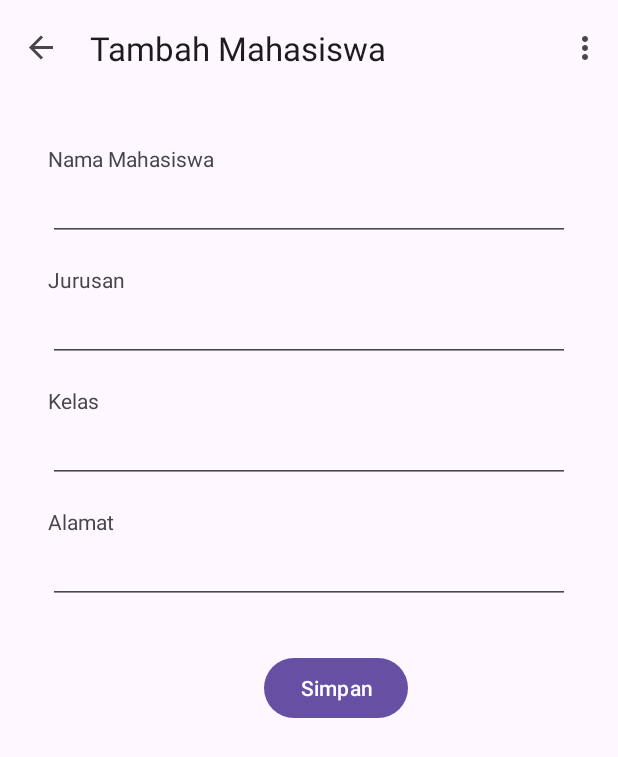
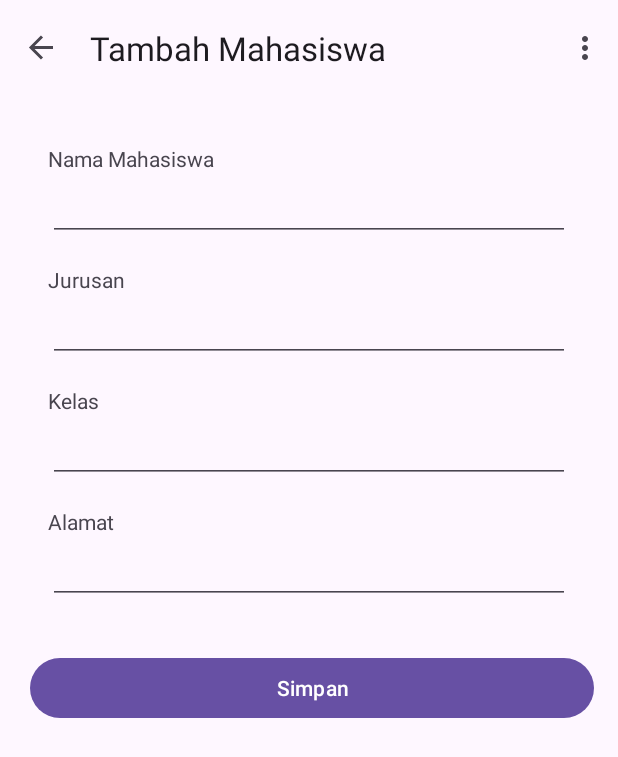
Before and after one commit to ivasuyanti/DaftarMahasiswa, an Android app: the screen it shows after launch (MainActivity), after a tap on an icon or button, on a phone screen of 412 x 824 dp. Shown: the top 757 px of the screen. Run offline under Robolectric (Android 15) with nearby library versions, the phone set to English and light mode, and no system bars; our stand-ins replace Room's generated code, navigation-ui.

Commit message:
Tambah part 2 ke commit

```diff
--- a/app/src/main/AndroidManifest.xml
+++ b/app/src/main/AndroidManifest.xml
@@ -3,6 +3,7 @@
     xmlns:tools="http://schemas.android.com/tools">
 
     <application
+        android:name=".application.StudentApp"
         android:allowBackup="true"
         android:dataExtractionRules="@xml/data_extraction_rules"
         android:fullBackupContent="@xml/backup_rules"
--- a/app/src/main/java/com/example/daftarmahasiswa/FirstFragment.kt
+++ /dev/null
@@ -1,44 +0,0 @@
-package com.example.daftarmahasiswa
-
-import android.os.Bundle
-import androidx.fragment.app.Fragment
-import android.view.LayoutInflater
-import android.view.View
-import android.view.ViewGroup
-import androidx.navigation.fragment.findNavController
-import com.example.daftarmahasiswa.databinding.FragmentFirstBinding
-
-/**
- * A simple [Fragment] subclass as the default destination in the navigation.
- */
-class FirstFragment : Fragment() {
-
-    private var _binding: FragmentFirstBinding? = null
-
-    // This property is only valid between onCreateView and
-    // onDestroyView.
-    private val binding get() = _binding!!
-
-    override fun onCreateView(
-            inflater: LayoutInflater, container: ViewGroup?,
-            savedInstanceState: Bundle?
-    ): View? {
-
-        _binding = FragmentFirstBinding.inflate(inflater, container, false)
-        return binding.root
-
-    }
-
-    override fun onViewCreated(view: View, savedInstanceState: Bundle?) {
-        super.onViewCreated(view, savedInstanceState)
-
-      binding.addFAB.setOnClickListener {
-          findNavController().navigate(R.id.action_FirstFragment_to_SecondFragment)
-        }
-    }
-
-    override fun onDestroyView() {
-        super.onDestroyView()
-        _binding = null
-    }
-}
--- a/app/src/main/java/com/example/daftarmahasiswa/SecondFragment.kt
+++ /dev/null
@@ -1,44 +0,0 @@
-package com.example.daftarmahasiswa
-
-import android.os.Bundle
-import androidx.fragment.app.Fragment
-import android.view.LayoutInflater
-import android.view.View
-import android.view.ViewGroup
-import androidx.navigation.fragment.findNavController
-import com.example.daftarmahasiswa.databinding.FragmentSecondBinding
-
-/**
- * A simple [Fragment] subclass as the second destination in the navigation.
- */
-class SecondFragment : Fragment() {
-
-    private var _binding: FragmentSecondBinding? = null
-
-    // This property is only valid between onCreateView and
-    // onDestroyView.
-    private val binding get() = _binding!!
-
-    override fun onCreateView(
-            inflater: LayoutInflater, container: ViewGroup?,
-            savedInstanceState: Bundle?
-    ): View? {
-
-        _binding = FragmentSecondBinding.inflate(inflater, container, false)
-        return binding.root
-
-    }
-
-    override fun onViewCreated(view: View, savedInstanceState: Bundle?) {
-        super.onViewCreated(view, savedInstanceState)
-
-        binding.saveButton.setOnClickListener {
-            findNavController().navigate(R.id.action_SecondFragment_to_FirstFragment)
-        }
-    }
-
-    override fun onDestroyView() {
-        super.onDestroyView()
-        _binding = null
-    }
-}
--- /dev/null
+++ b/app/src/main/java/com/example/daftarmahasiswa/application/StudentApp.kt
@@ -0,0 +1,9 @@
+package com.example.daftarmahasiswa.application
+
+import android.app.Application
+import com.example.daftarmahasiswa.repository.StudentRepository
+
+class StudentApp: Application() {
+    val database by lazy { StudentDatabase.getDatabase(this) }
+    val repository by lazy { StudentRepository(database.studentDao()) }
+}
--- /dev/null
+++ b/app/src/main/java/com/example/daftarmahasiswa/application/StudentDatabase.kt
@@ -0,0 +1,32 @@
+package com.example.daftarmahasiswa.application
+
+import android.content.Context
+import androidx.room.Database
+import androidx.room.Room
+import androidx.room.RoomDatabase
+import com.example.daftarmahasiswa.dao.StudentDao
+import com.example.daftarmahasiswa.model.Student
+
+@Database(entities = [Student::class], version = 1, exportSchema = false)
+abstract class StudentDatabase: RoomDatabase() {
+    abstract fun  studentDao(): StudentDao
+
+    companion object{
+        private var INSTANCE: StudentDatabase? = null
+
+        fun getDatabase(context: Context): StudentDatabase{
+            return INSTANCE ?: synchronized(this) {
+                val instance = Room.databaseBuilder(
+                    context.applicationContext,
+                    StudentDatabase::class.java,
+                    "student_database"
+                )
+                    .allowMainThreadQueries()
+                    .build()
+
+                INSTANCE = instance
+                instance
+            }
+        }
+    }
+}
--- a/app/src/main/java/com/example/daftarmahasiswa/repository/StudentRepository.kt
+++ b/app/src/main/java/com/example/daftarmahasiswa/repository/StudentRepository.kt
@@ -5,7 +5,7 @@ import com.example.daftarmahasiswa.model.Student
 import kotlinx.coroutines.flow.Flow
 
 class StudentRepository(private val studentDao: StudentDao) {
-    val allStudent: Flow<List<Student>> = studentDao.getAllStudent()
+    val allStudents: Flow<List<Student>> = studentDao.getAllStudent()
 
     suspend fun insertStudent(student: Student) {
         studentDao.insertStudent(student)
--- /dev/null
+++ b/app/src/main/java/com/example/daftarmahasiswa/ui/FirstFragment.kt
@@ -0,0 +1,82 @@
+package com.example.daftarmahasiswa.ui
+
+import android.content.Context
+import android.os.Bundle
+import androidx.fragment.app.Fragment
+import android.view.LayoutInflater
+import android.view.View
+import android.view.ViewGroup
+import androidx.fragment.app.viewModels
+import androidx.navigation.fragment.findNavController
+import androidx.recyclerview.widget.LinearLayoutManager
+import com.example.daftarmahasiswa.R
+import com.example.daftarmahasiswa.application.StudentApp
+import com.example.daftarmahasiswa.databinding.FragmentFirstBinding
+
+/**
+ * A simple [Fragment] subclass as the default destination in the navigation.
+ */
+class FirstFragment : Fragment() {
+
+    private var _binding: FragmentFirstBinding? = null
+
+    private val binding get() = _binding!!
+    private lateinit var applicationContext: Context
+    private val studentViewModel: StudentViewModel by viewModels {
+        StudentViewModelFactory((applicationContext as StudentApp).repository)
+    }
+
+    override fun onAttach(context: Context) {
+        super.onAttach(context)
+        applicationContext = requireContext().applicationContext
+    }
+
+
+    override fun onCreateView(
+            inflater: LayoutInflater, container: ViewGroup?,
+            savedInstanceState: Bundle?
+    ): View? {
+
+        _binding = FragmentFirstBinding.inflate(inflater, container, false)
+        return binding.root
+
+    }
+
+    override fun onViewCreated(view: View, savedInstanceState: Bundle?) {
+        super.onViewCreated(view, savedInstanceState)
+
+        val adapter = StudentListAdapter { student ->
+            // ini list yang bisa di klik dan mendapatkan data student jadi tidak null
+            val action = FirstFragmentDirections.actionFirstFragmentToSecondFragment(student)
+            findNavController().navigate(action)
+        }
+        binding.dataRecyclerView.adapter = adapter
+        binding.dataRecyclerView.layoutManager = LinearLayoutManager(context)
+        studentViewModel.allstudents.observe(viewLifecycleOwner){students ->
+            students.let {
+                if(students.isEmpty()){
+                    binding.emptyTextView.visibility = View.VISIBLE
+                    binding.illustrationImageView.visibility = View.VISIBLE
+                } else{
+                    binding.emptyTextView.visibility = View.GONE
+                    binding.illustrationImageView.visibility = View.GONE
+                }
+
+                adapter.submitList(students)
+            }
+
+        }
+
+
+      binding.addFAB.setOnClickListener {
+        // ini button tambah jadi  student pasti null
+        val action = FirstFragmentDirections.actionFirstFragmentToSecondFragment(null)
+      findNavController().navigate(action)
+        }
+    }
+
+    override fun onDestroyView() {
+        super.onDestroyView()
+        _binding = null
+    }
+}
--- /dev/null
+++ b/app/src/main/java/com/example/daftarmahasiswa/ui/SecondFragment.kt
@@ -0,0 +1,104 @@
+package com.example.daftarmahasiswa.ui
+
+import android.content.Context
+import android.os.Bundle
+import androidx.fragment.app.Fragment
+import android.view.LayoutInflater
+import android.view.View
+import android.view.ViewGroup
+import android.widget.Toast
+import androidx.fragment.app.viewModels
+import androidx.navigation.fragment.findNavController
+import androidx.navigation.fragment.navArgs
+import com.example.daftarmahasiswa.R
+import com.example.daftarmahasiswa.application.StudentApp
+import com.example.daftarmahasiswa.databinding.FragmentSecondBinding
+import com.example.daftarmahasiswa.model.Student
+
+/**
+ * A simple [Fragment] subclass as the second destination in the navigation.
+ */
+class SecondFragment : Fragment() {
+
+    private var _binding: FragmentSecondBinding? = null
+
+    private val binding get() = _binding!!
+    private lateinit var applicationContext: Context
+    private val studentViewModel: StudentViewModel by viewModels {
+        StudentViewModelFactory((applicationContext as StudentApp).repository)
+    }
+    private val args : SecondFragmentArgs by navArgs()
+    private var student: Student? = null
+
+    override fun onAttach(context: Context) {
+        super.onAttach(context)
+        applicationContext = requireContext().applicationContext
+    }
+
+    override fun onCreateView(
+            inflater: LayoutInflater, container: ViewGroup?,
+            savedInstanceState: Bundle?
+    ): View? {
+
+        _binding = FragmentSecondBinding.inflate(inflater, container, false)
+        return binding.root
+
+    }
+
+    override fun onViewCreated(view: View, savedInstanceState: Bundle?) {
+        super.onViewCreated(view, savedInstanceState)
+
+        student = args.student
+        // kita cek jika student null maka tampilan default nambah daftar mahasiswa
+        // jika student tidak null tampilan sedikit berubah ada tombol hapus dan ubah
+        if(student != null) {
+            binding.deleteButton.visibility = View.VISIBLE
+            binding.saveButton.text = "Ubah"
+            binding.nameEditText.setText(student?.name)
+            binding.majorEditText.setText(student?.major)
+            binding.clazzEditText.setText(student?.clazz)
+            binding.addressEditText.setText(student?.address)
+        }
+
+        val name = binding.nameEditText.text
+        val major = binding.majorEditText.text
+        val clazz = binding.clazzEditText.text
+        val address = binding.addressEditText.text
+
+        binding.saveButton.setOnClickListener {
+            // kita kasih kondisi jika kosong tidak bisa nyimpan
+            if(name.isEmpty()) {
+                Toast.makeText(context, "Nama tidak boleh kosong", Toast.LENGTH_SHORT).show()
+            } else if(major.isEmpty()) {
+            Toast.makeText(context,"jurusan tidak boleh kosong", Toast.LENGTH_SHORT).show()
+        }else if(clazz.isEmpty()) {
+            Toast.makeText(context,"Kelas tidak boleh kosong", Toast.LENGTH_SHORT).show()
+        } else if(address.isEmpty()) {
+            Toast.makeText(context,"Alamat tidak boleh kosong", Toast.LENGTH_SHORT).show()
+        }
+        else {
+
+                if(student == null){
+                    val student = Student(student?.id!!, name.toString(), major.toString(), clazz.toString(), address.toString())
+                    studentViewModel.insert(student)
+                } else {
+                    val student = Student(0, name.toString(), major.toString(), clazz.toString(), address.toString())
+                    studentViewModel.update(student)
+                }
+
+                findNavController().popBackStack() //untuk dismiss halaman ini
+            }
+        }
+
+        binding.deleteButton.setOnClickListener {
+            student?.let { studentViewModel.delete(it) }
+            findNavController().popBackStack()
+
+        }
+    }
+
+    override fun onDestroyView() {
+        super.onDestroyView()
+        _binding = null
+    }
+}
--- /dev/null
+++ b/app/src/main/java/com/example/daftarmahasiswa/ui/StudentViewModel.kt
@@ -0,0 +1,36 @@
+package com.example.daftarmahasiswa.ui
+
+import androidx.lifecycle.LiveData
+import androidx.lifecycle.ViewModel
+import androidx.lifecycle.ViewModelProvider
+import androidx.lifecycle.asLiveData
+import androidx.lifecycle.viewModelScope
+import com.example.daftarmahasiswa.model.Student
+import com.example.daftarmahasiswa.repository.StudentRepository
+import kotlinx.coroutines.launch
+import java.lang.IllegalArgumentException
+
+class StudentViewModel(private val repository: StudentRepository): ViewModel() {
+    val allstudents: LiveData<List<Student>> = repository.allStudents.asLiveData()
+
+    fun insert(student: Student) = viewModelScope.launch {
+        repository.insertStudent(student)
+    }
+
+    fun delete(student: Student) = viewModelScope.launch {
+        repository.deleteStudent(student)
+    }
+
+    fun update(student: Student) = viewModelScope.launch {
+        repository.updateStudent(student)
+    }
+}
+
+class StudentViewModelFactory(private  val repository: StudentRepository): ViewModelProvider.Factory{
+    override fun <T : ViewModel> create(modelClass: Class<T>): T {
+        if (modelClass.isAssignableFrom((StudentViewModel::class.java))) {
+            return StudentViewModel(repository) as T
+        }
+        throw IllegalArgumentException("Unknown ViewModel class")
+    }
+}
--- a/app/src/main/res/layout/fragment_first.xml
+++ b/app/src/main/res/layout/fragment_first.xml
@@ -4,7 +4,7 @@
     xmlns:tools="http://schemas.android.com/tools"
     android:layout_width="match_parent"
     android:layout_height="match_parent"
-    tools:context=".FirstFragment">
+    tools:context=".ui.FirstFragment">
 
     <ImageView
         android:id="@+id/illustrationImageView"
--- a/app/src/main/res/layout/fragment_second.xml
+++ b/app/src/main/res/layout/fragment_second.xml
@@ -4,7 +4,7 @@
     xmlns:tools="http://schemas.android.com/tools"
     android:layout_width="match_parent"
     android:layout_height="match_parent"
-    tools:context=".SecondFragment">
+    tools:context=".ui.SecondFragment">
 
     <androidx.constraintlayout.widget.ConstraintLayout
         android:layout_width="match_parent"
@@ -93,15 +93,35 @@
             app:layout_constraintStart_toStartOf="@+id/textView4"
             app:layout_constraintTop_toBottomOf="@+id/textView4" />
 
-        <Button
-            android:id="@+id/saveButton"
-            android:layout_width="wrap_content"
+        <LinearLayout
+            android:layout_width="match_parent"
             android:layout_height="wrap_content"
             android:layout_marginTop="32dp"
-            android:layout_marginEnd="124dp"
-            android:text="@string/save"
+            app:layout_constraintBottom_toBottomOf="parent"
             app:layout_constraintEnd_toEndOf="parent"
-            app:layout_constraintTop_toBottomOf="@+id/addressEditText" />
+            app:layout_constraintEnd_toStartOf="@+id/addressEditText"
+            app:layout_constraintTop_toBottomOf="@+id/addressEditText">
+
+            <Button
+                android:id="@+id/deleteButton"
+                android:layout_width="wrap_content"
+                android:layout_height="wrap_content"
+                android:layout_weight="1"
+                android:layout_marginEnd="4dp"
+                android:visibility="gone"
+                android:text="Hapus" />
+
+            <Button
+                android:id="@+id/saveButton"
+                android:layout_width="wrap_content"
+                android:layout_height="wrap_content"
+                android:layout_weight="1"
+                android:layout_marginStart="4dp"
+                android:text="@string/save"/>
+
+
+        </LinearLayout>
+
 
     </androidx.constraintlayout.widget.ConstraintLayout>
 </androidx.core.widget.NestedScrollView>
--- a/app/src/main/res/navigation/nav_graph.xml
+++ b/app/src/main/res/navigation/nav_graph.xml
@@ -7,7 +7,7 @@
 
     <fragment
         android:id="@+id/FirstFragment"
-        android:name="com.example.daftarmahasiswa.FirstFragment"
+        android:name="com.example.daftarmahasiswa.ui.FirstFragment"
         android:label="@string/app_name"
         tools:layout="@layout/fragment_first">
 
@@ -17,12 +17,16 @@
     </fragment>
     <fragment
         android:id="@+id/SecondFragment"
-        android:name="com.example.daftarmahasiswa.SecondFragment"
+        android:name="com.example.daftarmahasiswa.ui.SecondFragment"
         android:label="@string/second_fragment_label"
         tools:layout="@layout/fragment_second">
 
         <action
             android:id="@+id/action_SecondFragment_to_FirstFragment"
             app:destination="@id/FirstFragment" />
+        <argument
+            android:name="student"
+            app:argType="com.example.daftarmahasiswa.model.Student"
+            app:nullable="true"/>
     </fragment>
 </navigation>
```
Also changed, not shown: app/src/main/java/com/example/daftarmahasiswa/ui/StudentListAdapter.kt (added, +64 -0 lines), app/src/main/res/layout/item_student.xml (added, +56 -0 lines).
